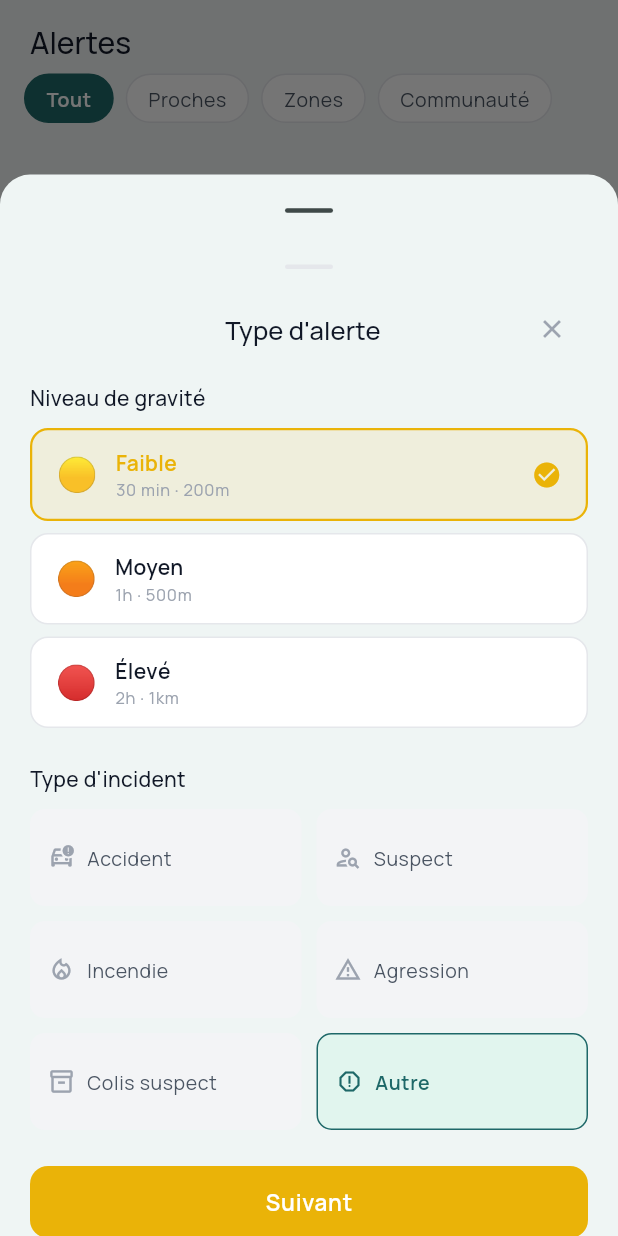
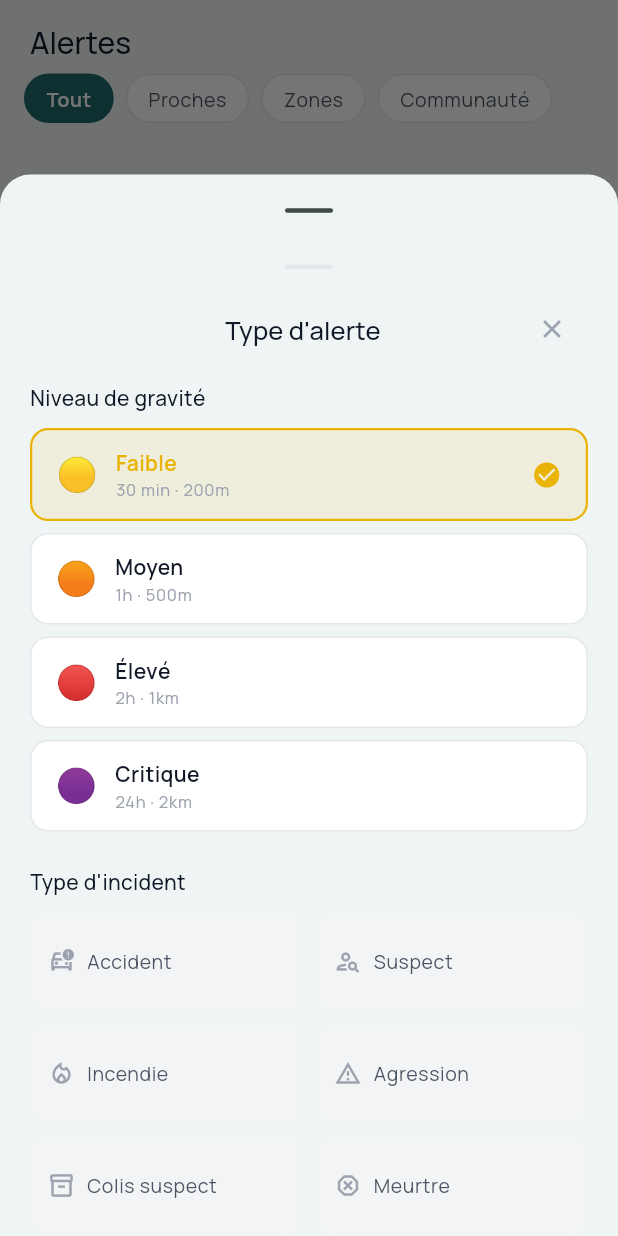
Before and after one commit to dieudonnepixelnomad-byte/alertcontacts, a Flutter app: the AlertesPage screen opened by its route, after a tap on the "add alert" icon, on a phone screen of 412 x 824 dp. Run offline on Flutter 3.47's test engine with Material 3 defaults, Android fonts, the phone set to English and light mode, and no system bars; our stand-ins replace battery_plus, confetti, connectivity_plus, device_info_plus, equatable, firebase_analytics and 22 more; missing offline and left inert: app_tracking_transparency, background_fetch, firebase_performance; accounts and stored records are empty.

Commit message:
feat: enhance community alert system with critical gravity level and related updates
- Added 'critical' gravity level to the CommunityAlert model, increasing the alert radius and updating labels accordingly.
- Updated AlertType to include 'murder' and adjusted related parsing methods.
- Modified NotificationManager and UnifiedAlertService to handle the new gravity level and type.
- Enhanced UI components across alert creation and detail pages to reflect the new gravity and type options.
- Refactored location picker and zone creation wizard to utilize updated services for place suggestions.
- Improved color scheme to include critical gravity styling for better visual distinction.

```diff
--- a/lib/core/models/community_alert.dart
+++ b/lib/core/models/community_alert.dart
@@ -1,7 +1,7 @@
 import 'package:equatable/equatable.dart';
 
-enum AlertGravity { low, medium, high }
-enum AlertType { accident, fire, flood, suspect, theft, other }
+enum AlertGravity { low, medium, high, critical }
+enum AlertType { accident, fire, flood, suspect, theft, murder, other }
 enum AlertVisibility { publicAlert, contactsOnly }
 
 class CommunityAlert extends Equatable {
@@ -38,15 +38,17 @@ class CommunityAlert extends Equatable {
   bool get isActive => DateTime.now().isBefore(expiresAt);
 
   int get radiusMeters => switch (gravity) {
-    AlertGravity.low    => 200,
-    AlertGravity.medium => 500,
-    AlertGravity.high   => 1000,
+    AlertGravity.low      => 200,
+    AlertGravity.medium   => 500,
+    AlertGravity.high     => 1000,
+    AlertGravity.critical => 2000,
   };
 
   String get gravityLabel => switch (gravity) {
-    AlertGravity.low    => 'Faible',
-    AlertGravity.medium => 'Moyen',
-    AlertGravity.high   => 'Élevé',
+    AlertGravity.low      => 'Faible',
+    AlertGravity.medium   => 'Moyen',
+    AlertGravity.high     => 'Élevé',
+    AlertGravity.critical => 'Critique',
   };
 
   String get typeLabel => switch (type) {
@@ -55,6 +57,7 @@ class CommunityAlert extends Equatable {
     AlertType.flood    => 'Inondation',
     AlertType.suspect  => 'Personne suspecte',
     AlertType.theft    => 'Vol',
+    AlertType.murder   => 'Meurtre',
     AlertType.other    => 'Autre',
   };
 
@@ -89,9 +92,10 @@ class CommunityAlert extends Equatable {
   };
 
   static AlertGravity _parseGravity(String s) => switch (s) {
-    'medium' => AlertGravity.medium,
-    'high'   => AlertGravity.high,
-    _        => AlertGravity.low,
+    'medium'   => AlertGravity.medium,
+    'high'     => AlertGravity.high,
+    'critical' => AlertGravity.critical,
+    _          => AlertGravity.low,
   };
 
   static AlertType _parseType(String s) => switch (s) {
@@ -100,13 +104,15 @@ class CommunityAlert extends Equatable {
     'flood'    => AlertType.flood,
     'suspect'  => AlertType.suspect,
     'theft'    => AlertType.theft,
+    'murder'   => AlertType.murder,
     _          => AlertType.other,
   };
 
   static String _gravityToString(AlertGravity g) => switch (g) {
-    AlertGravity.low    => 'low',
-    AlertGravity.medium => 'medium',
-    AlertGravity.high   => 'high',
+    AlertGravity.low      => 'low',
+    AlertGravity.medium   => 'medium',
+    AlertGravity.high     => 'high',
+    AlertGravity.critical => 'critical',
   };
 
   static String _typeToString(AlertType t) => switch (t) {
@@ -115,6 +121,7 @@ class CommunityAlert extends Equatable {
     AlertType.flood    => 'flood',
     AlertType.suspect  => 'suspect',
     AlertType.theft    => 'theft',
+    AlertType.murder   => 'murder',
     AlertType.other    => 'other',
   };
 
--- a/lib/features/alertes/presentation/alert_creation_flow.dart
+++ b/lib/features/alertes/presentation/alert_creation_flow.dart
@@ -35,6 +35,7 @@ class _AlertCreationFlowState extends State<AlertCreationFlow> {
     ('low', AppColors.gravityLow, '🟡', 'Faible', '30 min · 200m'),
     ('medium', AppColors.gravityMid, '🟠', 'Moyen', '1h · 500m'),
     ('high', AppColors.gravityHigh, '🔴', 'Élevé', '2h · 1km'),
+    ('critical', AppColors.gravityCritical, '🟣', 'Critique', '24h · 2km'),
   ];
 
   static const _types = [
@@ -43,6 +44,7 @@ class _AlertCreationFlowState extends State<AlertCreationFlow> {
     ('fire', Icons.local_fire_department_outlined, 'Incendie'),
     ('aggression', Icons.warning_amber_outlined, 'Agression'),
     ('suspicious_package', Icons.inventory_2_outlined, 'Colis suspect'),
+    ('murder', Icons.dangerous_outlined, 'Meurtre'),
     ('other', Icons.report_outlined, 'Autre'),
   ];
 
@@ -55,6 +57,7 @@ class _AlertCreationFlowState extends State<AlertCreationFlow> {
   Color get _ctaColor => switch (_gravity) {
     'medium' => AppColors.gravityMid,
     'high' => AppColors.gravityHigh,
+    'critical' => AppColors.gravityCritical,
     _ => AppColors.gravityLow,
   };
 
@@ -279,7 +282,7 @@ class _AlertCreationFlowState extends State<AlertCreationFlow> {
             child: Container(
               padding: const EdgeInsets.symmetric(horizontal: 14, vertical: 12),
               decoration: BoxDecoration(
-                color: AppColors.gray100,
+                color: AppColors.gray400,
                 borderRadius: BorderRadius.circular(12),
               ),
               child: Row(
@@ -332,7 +335,7 @@ class _AlertCreationFlowState extends State<AlertCreationFlow> {
             decoration: InputDecoration(
               hintText: 'Décris brièvement la situation…',
               filled: true,
-              fillColor: AppColors.gray100,
+              fillColor: AppColors.gray600,
               border: OutlineInputBorder(
                 borderRadius: BorderRadius.circular(12),
                 borderSide: BorderSide.none,
@@ -425,7 +428,9 @@ class _AlertCreationFlowState extends State<AlertCreationFlow> {
           timeLimit: Duration(seconds: 10),
         ),
       );
-      log('_fetchCurrentLocation: position obtenue lat=${pos.latitude} lng=${pos.longitude}');
+      log(
+        '_fetchCurrentLocation: position obtenue lat=${pos.latitude} lng=${pos.longitude}',
+      );
 
       if (!mounted) return;
       setState(() {
@@ -444,15 +449,18 @@ class _AlertCreationFlowState extends State<AlertCreationFlow> {
       if (!mounted) return;
       if (placemarks.isNotEmpty) {
         final p = placemarks.first;
-        log('_fetchCurrentLocation: placemark street=${p.street} locality=${p.locality}');
+        log(
+          '_fetchCurrentLocation: placemark street=${p.street} locality=${p.locality}',
+        );
         final parts = [
           if ((p.street ?? '').isNotEmpty) p.street,
           if ((p.locality ?? '').isNotEmpty) p.locality,
           if ((p.postalCode ?? '').isNotEmpty) p.postalCode,
         ];
         setState(() {
-          _pickedAddress =
-              parts.isNotEmpty ? parts.join(', ') : 'Position actuelle';
+          _pickedAddress = parts.isNotEmpty
+              ? parts.join(', ')
+              : 'Position actuelle';
         });
       } else {
         setState(() {
@@ -517,7 +525,10 @@ class _AlertCreationFlowState extends State<AlertCreationFlow> {
       };
       log('AlertCreationFlow._submit: appel createAlert payload=$payload');
       await context.read<AlertProvider>().createAlert(payload);
-      AnalyticsService().logCommunityAlertCreated(gravity: _gravity, type: _type);
+      AnalyticsService().logCommunityAlertCreated(
+        gravity: _gravity,
+        type: _type,
+      );
       log('AlertCreationFlow._submit: succès');
       if (mounted) {
         Navigator.pop(context);
--- a/lib/features/alertes/presentation/alert_detail_page.dart
+++ b/lib/features/alertes/presentation/alert_detail_page.dart
@@ -480,15 +480,17 @@ class _AlertDetailPageState extends State<AlertDetailPage> {
   }
 
   Color _gravityColor(String g) => switch (g) {
-    'high'   => AppColors.gravityHigh,
-    'medium' => AppColors.gravityMid,
-    _        => AppColors.gravityLow,
+    'critical' => AppColors.gravityCritical,
+    'high'     => AppColors.gravityHigh,
+    'medium'   => AppColors.gravityMid,
+    _          => AppColors.gravityLow,
   };
 
   String _gravityLabel(String g) => switch (g) {
-    'high'   => 'Élevé',
-    'medium' => 'Moyen',
-    _        => 'Faible',
+    'critical' => 'Critique',
+    'high'     => 'Élevé',
+    'medium'   => 'Moyen',
+    _          => 'Faible',
   };
 
   String _typeLabel(String type) => switch (type) {
@@ -497,6 +499,7 @@ class _AlertDetailPageState extends State<AlertDetailPage> {
     'fire'               => 'Incendie',
     'aggression'         => 'Agression',
     'suspicious_package' => 'Colis suspect',
+    'murder'             => 'Meurtre',
     _                    => 'Incident signalé',
   };
 }
--- a/lib/theme/colors.dart
+++ b/lib/theme/colors.dart
@@ -8,9 +8,10 @@ class AppColors {
   static const Color success      = Color(0xFF22C55E);
   static const Color warning      = Color(0xFFF59E0B);
   static const Color danger       = Color(0xFFEF4444);
-  static const Color gravityLow   = Color(0xFFEAB308);
-  static const Color gravityMid   = Color(0xFFF97316);
-  static const Color gravityHigh  = Color(0xFFEF4444);
+  static const Color gravityLow      = Color(0xFFEAB308);
+  static const Color gravityMid      = Color(0xFFF97316);
+  static const Color gravityHigh     = Color(0xFFEF4444);
+  static const Color gravityCritical = Color(0xFF7C1D8C); // Critique — 24h
 
   static const Color gray50  = Color(0xFFF9FAFB);
   static const Color gray100 = Color(0xFFF3F4F6);
```
Also changed, not shown: lib/core/services/notification_manager.dart (+6 -4 lines), lib/core/services/unified_alert_service.dart (+11 -8 lines), lib/features/alertes/presentation/alert_location_picker_page.dart (+30 -52 lines), lib/features/alertes/presentation/alertes_page.dart (+5 -3 lines), lib/features/zones/presentation/zone_creation_wizard.dart (+41 -58 lines), lib/features/zones/presentation/zones_panel.dart (+3 -13 lines).
